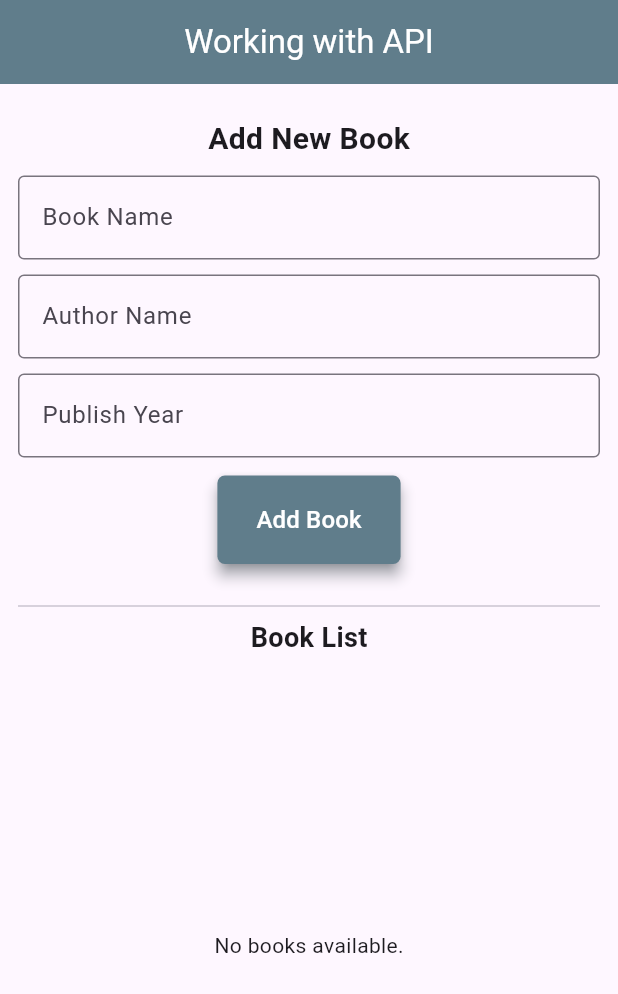
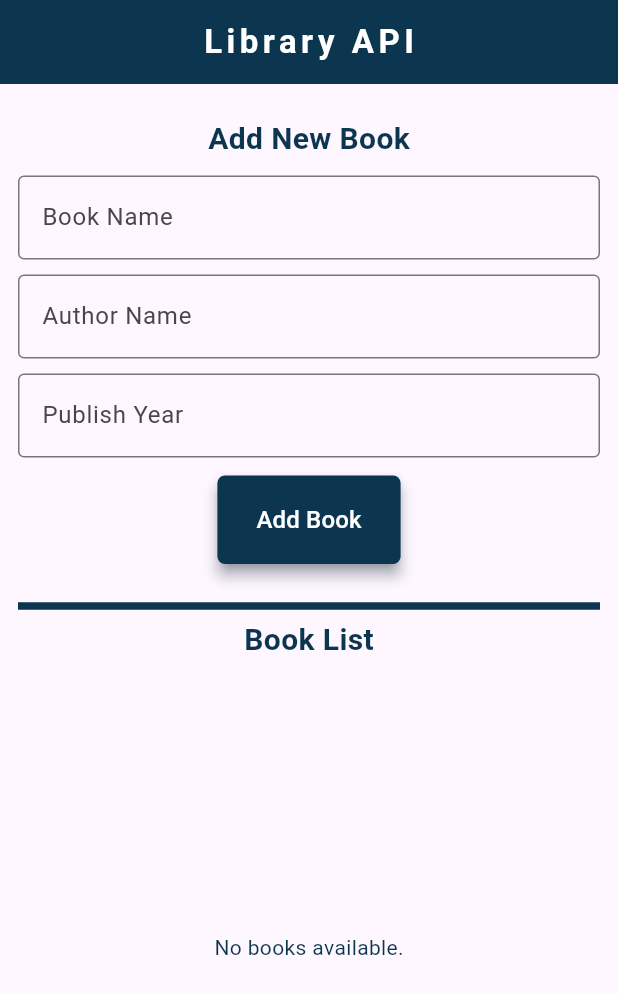
Before and after one commit to Ehsan2022/app_data_fetch, a Flutter app: the screen it shows after launch, on a phone screen of 412 x 824 dp. Shown: the top 994 px of the screen. Run offline on Flutter 3.47's test engine with Material 3 defaults, Android fonts, the phone set to English and light mode, and no system bars; network calls fail.

Commit message:
theme color changed everywhere

```diff
--- a/lib/main.dart
+++ b/lib/main.dart
@@ -68,10 +68,10 @@ class _MyAppState extends State<MyApp> {
       home: Scaffold(
         appBar: AppBar(
           title: const Text(
-            "Working with API",
-            style: TextStyle(color: Colors.white),
+            "Library API",
+            style: TextStyle(color: Colors.white,fontWeight: FontWeight.bold,letterSpacing: 3),
           ),
-          backgroundColor: Colors.blueGrey,
+          backgroundColor: const Color.fromARGB(255, 12, 54, 79),
           centerTitle: true,
         ),
         body: Padding(
@@ -81,7 +81,7 @@ class _MyAppState extends State<MyApp> {
               const SizedBox(height: 10),
               const Text(
                 "Add New Book",
-                style: TextStyle(fontSize: 20, fontWeight: FontWeight.bold),
+                style: TextStyle(color:  Color.fromARGB(255, 12, 54, 79), fontSize: 20, fontWeight: FontWeight.bold),
               ),
               const SizedBox(height: 10),
               TextField(
@@ -123,22 +123,25 @@ class _MyAppState extends State<MyApp> {
                   "Add Book", style: TextStyle(color: Colors.white, fontSize: 16),
                 ),
                 style: ElevatedButton.styleFrom(
-                  backgroundColor: Colors.blueGrey,
+                  backgroundColor:  const Color.fromARGB(255, 12, 54, 79),
                   padding: const EdgeInsets.symmetric(horizontal: 26, vertical: 18),
                   shape: RoundedRectangleBorder(
                     borderRadius: BorderRadius.circular(5),
                   ),
                   elevation: 4,
-                  shadowColor: Colors.blueGrey.shade700,
+                  shadowColor:  const Color.fromARGB(255, 12, 54, 79),
                 ),
               ),
               const SizedBox(height: 20),
-              const Divider(),
-              const Text("Book List", style: TextStyle(fontSize: 18, fontWeight: FontWeight.bold)),
+              const Divider(
+                color:  Color.fromARGB(255, 12, 54, 79),
+                thickness: 5,
+              ),
+              const Text("Book List", style: TextStyle(color: Color.fromARGB(255, 12, 54, 79),fontSize: 20, fontWeight: FontWeight.bold)),
               const SizedBox(height: 10),
               Expanded(
                 child: books.isEmpty
-                    ? const Center(child: Text("No books available."))
+                    ? const Center(child: Text("No books available.",style: TextStyle(color:  Color.fromARGB(255, 12, 54, 79)),))
                     : ListView.builder(
                         itemCount: books.length,
                         itemBuilder: (context, index) {
@@ -147,13 +150,13 @@ class _MyAppState extends State<MyApp> {
                             padding: const EdgeInsets.symmetric(vertical: 2,horizontal: 2),
                             child: Container(
                               decoration: BoxDecoration(
-                                color: Colors.blueGrey,
+                                color:  const Color.fromARGB(255, 12, 54, 79),
                                 borderRadius: BorderRadius.circular(5)
                               ),
                               child: ListTile(
                                       leading: CircleAvatar(
                                               backgroundColor: Colors.white,
-                                              child: Text('${index + 1}'),
+                                              child: Text('${index + 1}',style: TextStyle(color:  const Color.fromARGB(255, 12, 54, 79)),),
                                             ),
                                       title:Text(book.name, style: const TextStyle(color: Colors.white,fontSize: 16,fontWeight: FontWeight.bold),),
                                       subtitle:Text("Author: ${book.author} | Year: ${book.year}", style: const TextStyle(color: Colors.white70,fontWeight: FontWeight.bold),),
```
